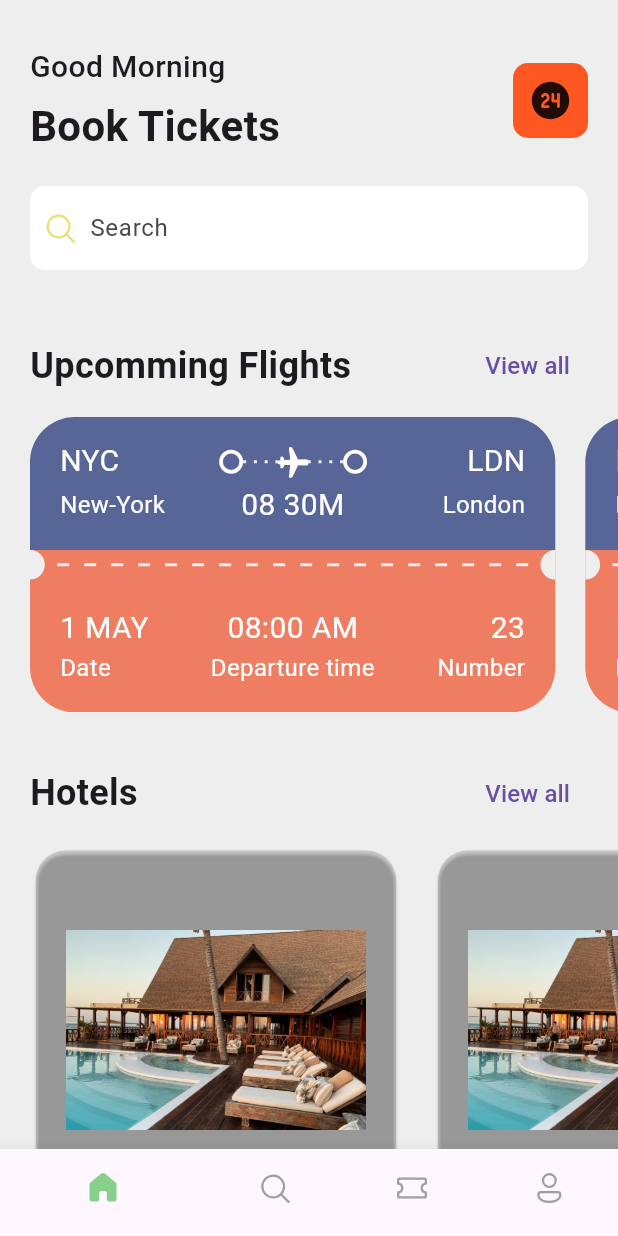
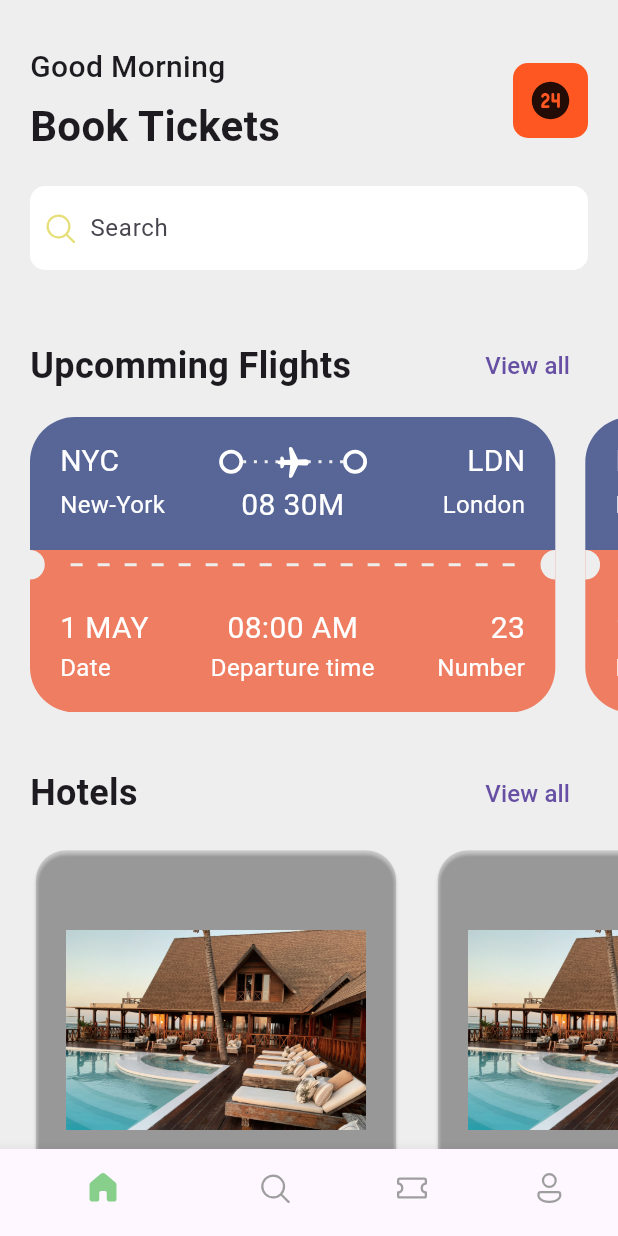
Before and after one commit to irvinMuziwenkosi/ticket_mobile_app, a Flutter app: the screen it shows after launch, on a phone screen of 412 x 824 dp. Run offline on Flutter 3.47's test engine with Material 3 defaults, Android fonts, the phone set to English and light mode, and no system bars; our stand-ins replace fluentui_icons.

Commit message:
Mini Progress

```diff
--- a/lib/base/widgets/middle_ticket_part.dart
+++ b/lib/base/widgets/middle_ticket_part.dart
@@ -23,7 +23,7 @@ class MiddleTicketPart extends StatelessWidget {
           DashedLine(
             boxWidth: boxWidth,
             dashWidth: 8,
-            sizeDetm: 19,
+            sizeDetm: 20,
             hPadding: 5,
           ),
           Expanded(child: Container()),
--- a/lib/base/widgets/ticket_bottom_part.dart
+++ b/lib/base/widgets/ticket_bottom_part.dart
@@ -41,7 +41,7 @@ class TicketBottonPart extends StatelessWidget {
               mainAxisAlignment: MainAxisAlignment.spaceBetween,
               children: [
                 SizedBox(
-                  width: 60,
+                  width: 66,
                   child: TextStyle2(
                     text: "Date",
                     headerType: 4,
@@ -52,7 +52,7 @@ class TicketBottonPart extends StatelessWidget {
                   headerType: 4,
                 ),
                 SizedBox(
-                  width: 60,
+                  width: 66,
                   child: TextStyle2(
                     text: "Number",
                     headerType: 4,
```
Also changed, not shown: lib/base/utils/json_data.dart (added, +58 -0 lines), 1 other file.
